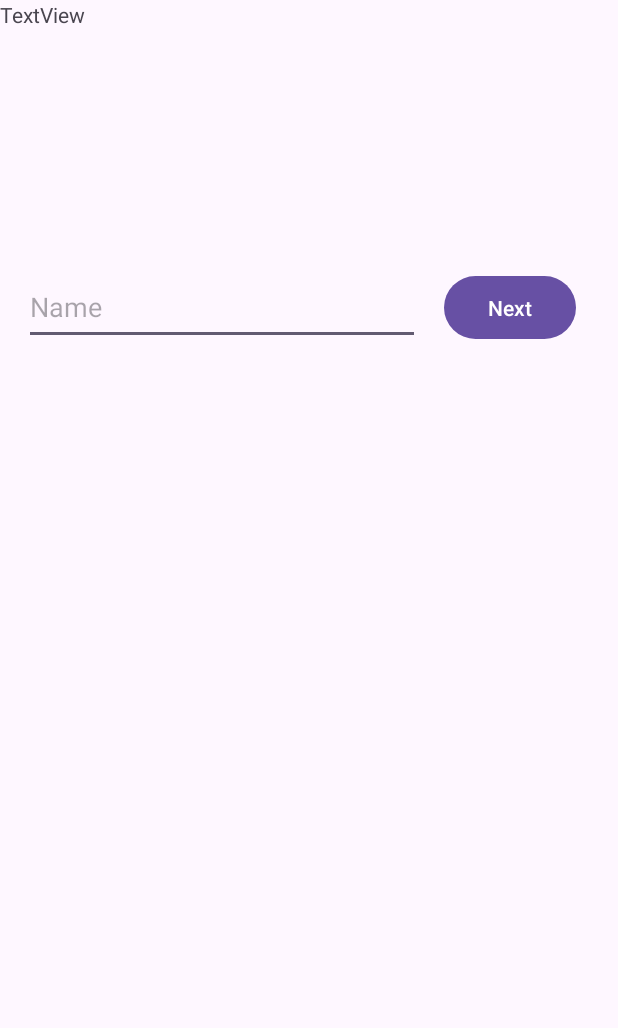
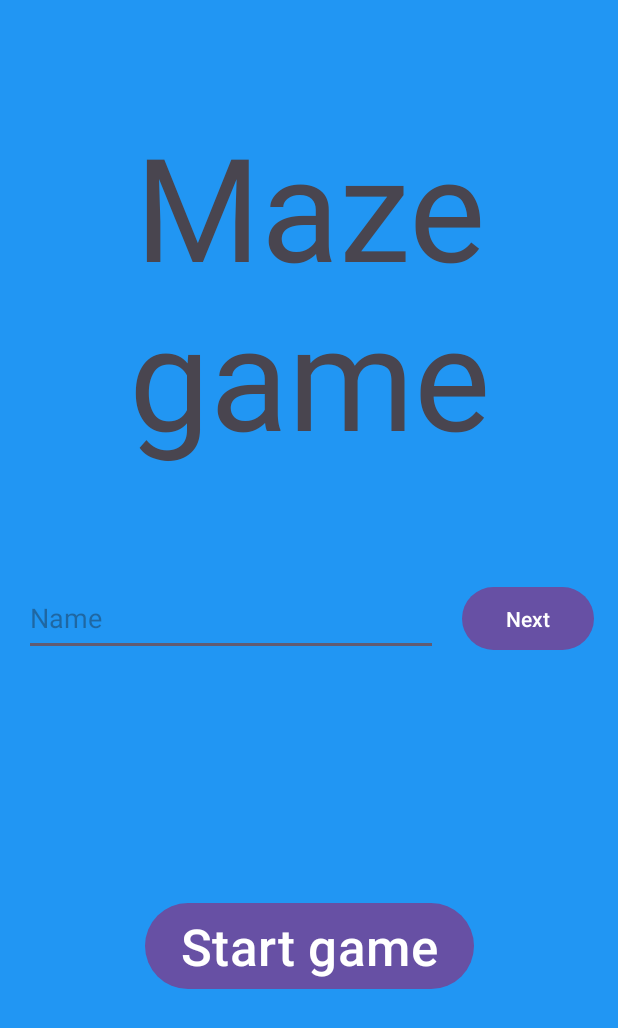
Before and after one commit to Jamsters/mobileAndGamingDevices, an Android app: the screen it shows after launch (MainActivity), on a phone screen of 412 x 824 dp. Shown: the top 1028 px of the screen. Run offline under Robolectric (Android 15) with nearby library versions, the phone set to English and light mode, and no system bars; 2 statements that could not run were skipped.

Commit message:
Last of practice stuff. Onto ICA work now starting with menu design.

```diff
--- a/androidStudio/app/src/main/AndroidManifest.xml
+++ b/androidStudio/app/src/main/AndroidManifest.xml
@@ -13,6 +13,9 @@
         android:theme="@style/Theme.MobileAndGamingDevices"
         tools:targetApi="31">
         <activity
+            android:name=".GameActivity"
+            android:exported="false" />
+        <activity
             android:name=".DisplayActivity"
             android:exported="false" />
         <activity
--- a/androidStudio/app/src/main/res/layout/activity_display.xml
+++ b/androidStudio/app/src/main/res/layout/activity_display.xml
@@ -12,8 +12,10 @@
         android:layout_height="50dp"
         android:layout_marginTop="16dp"
         android:layout_marginEnd="16dp"
+        android:layout_marginBottom="16dp"
         android:onClick="onClick"
         android:text="Back"
+        app:layout_constraintBottom_toBottomOf="parent"
         app:layout_constraintEnd_toEndOf="parent"
         app:layout_constraintTop_toTopOf="parent" />
 
@@ -24,11 +26,14 @@
         android:layout_marginStart="16dp"
         android:layout_marginTop="16dp"
         android:layout_marginEnd="16dp"
+        android:layout_marginBottom="16dp"
         android:gravity="center_vertical"
         android:text="Your name is : "
         android:textAlignment="center"
         android:textSize="18sp"
+        app:layout_constraintBottom_toBottomOf="parent"
         app:layout_constraintEnd_toStartOf="@+id/button2"
         app:layout_constraintStart_toStartOf="parent"
         app:layout_constraintTop_toTopOf="parent" />
+
 </androidx.constraintlayout.widget.ConstraintLayout>
--- a/androidStudio/app/src/main/res/layout/activity_main.xml
+++ b/androidStudio/app/src/main/res/layout/activity_main.xml
@@ -4,20 +4,38 @@
     xmlns:tools="http://schemas.android.com/tools"
     android:layout_width="match_parent"
     android:layout_height="match_parent"
+    android:background="@color/screenBackground"
     tools:context=".MainActivity">
 
-    <EditText
-        android:id="@+id/editTextText"
+    <Button
+        android:id="@+id/continue1"
+        android:layout_width="wrap_content"
+        android:layout_height="wrap_content"
+        android:layout_marginStart="16dp"
+        android:layout_marginTop="16dp"
+        android:layout_marginEnd="16dp"
+        android:layout_marginBottom="16dp"
+        android:onClick="onClickStartGame"
+        android:text="Start game"
+        android:textSize="34sp"
+        app:layout_constraintBottom_toBottomOf="parent"
+        app:layout_constraintEnd_toEndOf="parent"
+        app:layout_constraintStart_toStartOf="parent"
+        app:layout_constraintTop_toBottomOf="@+id/editTextText" />
+
+    <TextView
+        android:id="@+id/gameTitle1"
         android:layout_width="0dp"
-        android:layout_height="50dp"
+        android:layout_height="0dp"
         android:layout_marginStart="16dp"
-        android:layout_marginTop="180dp"
+        android:layout_marginTop="16dp"
         android:layout_marginEnd="16dp"
-        android:ems="10"
-        android:hint="Name"
-        android:inputType="text"
-        app:layout_constraintEnd_toStartOf="@+id/button"
-        app:layout_constraintHorizontal_bias="0.0"
+        android:layout_marginBottom="16dp"
+        android:gravity="center"
+        android:text="@string/game_name"
+        android:textSize="96sp"
+        app:layout_constraintBottom_toTopOf="@+id/editTextText"
+        app:layout_constraintEnd_toEndOf="parent"
         app:layout_constraintStart_toStartOf="parent"
         app:layout_constraintTop_toTopOf="parent" />
 
@@ -25,19 +43,36 @@
         android:id="@+id/button"
         android:layout_width="wrap_content"
         android:layout_height="50dp"
-        android:layout_marginTop="180dp"
-        android:layout_marginEnd="28dp"
+        android:layout_marginTop="16dp"
+        android:layout_marginEnd="16dp"
+        android:layout_marginBottom="16dp"
         android:onClick="onClick"
         android:text="Next"
+        android:textColor="@android:color/white"
+        app:layout_constraintBottom_toBottomOf="parent"
         app:layout_constraintEnd_toEndOf="parent"
         app:layout_constraintTop_toTopOf="parent" />
 
-    <TextView
-        android:id="@+id/textView2"
+    <androidx.constraintlayout.widget.Barrier
+        android:id="@+id/barrier2"
         android:layout_width="wrap_content"
         android:layout_height="wrap_content"
-        android:contentDescription="Game title"
-        android:text="TextView"
-        tools:layout_editor_absoluteX="187dp"
-        tools:layout_editor_absoluteY="73dp" />
+        app:barrierDirection="left" />
+
+    <EditText
+        android:id="@+id/editTextText"
+        android:layout_width="0dp"
+        android:layout_height="50dp"
+        android:layout_marginStart="16dp"
+        android:layout_marginTop="16dp"
+        android:layout_marginEnd="16dp"
+        android:layout_marginBottom="16dp"
+        android:ems="10"
+        android:hint="Name"
+        android:inputType="text"
+        app:layout_constraintBottom_toBottomOf="parent"
+        app:layout_constraintEnd_toStartOf="@+id/button"
+        app:layout_constraintStart_toStartOf="parent"
+        app:layout_constraintTop_toTopOf="parent" />
+
 </androidx.constraintlayout.widget.ConstraintLayout>
--- a/androidStudio/app/src/main/res/values/colors.xml
+++ b/androidStudio/app/src/main/res/values/colors.xml
@@ -2,4 +2,8 @@
 <resources>
     <color name="black">#FF000000</color>
     <color name="white">#FFFFFFFF</color>
+    <color name="colourPrimary">#6200EE</color>
+    <color name="colourPrimaryDark">#3700B3</color>
+    <color name="colourAccent">#03DAC5</color>
+    <color name="screenBackground">#2196F3</color>
 </resources>
--- a/androidStudio/app/src/main/res/values/strings.xml
+++ b/androidStudio/app/src/main/res/values/strings.xml
@@ -1,3 +1,4 @@
 <resources>
     <string name="app_name">mobileAndGamingDevices</string>
+    <string name="game_name">Maze game</string>
 </resources>
```
Also changed, not shown: androidStudio/app/src/main/java/uk/ac/tees/w9039358/mobileAndGamingDevices/DisplayActivity.java (+2 -5 lines), androidStudio/app/src/main/java/uk/ac/tees/w9039358/mobileAndGamingDevices/GameActivity.java (added, +14 -0 lines), androidStudio/app/src/main/java/uk/ac/tees/w9039358/mobileAndGamingDevices/MainActivity.java (+14 -2 lines), androidStudio/app/src/main/res/layout/activity_game.xml (added, +9 -0 lines).
